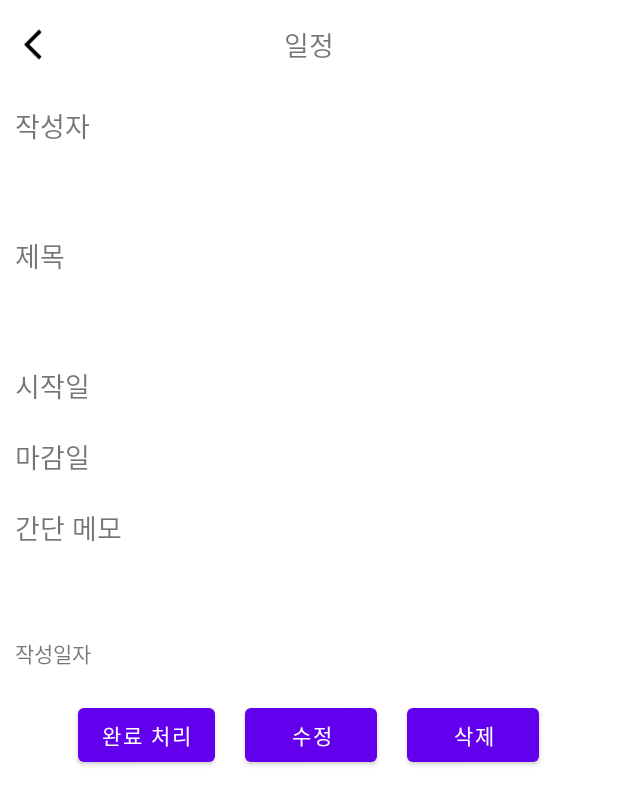
After one commit to tnalss/Ateam, an Android app: the layout fragment_schedule_info.xml on its own in the app's theme, with its tools: preview values and no code run, on a phone screen of 412 x 824 dp. The commit adds this screen. Shown: the top 805 px of the screen. Run offline under Robolectric (Android 15) with nearby library versions, the phone set to English and light mode, and no system bars.

Commit message:
일정완료처리 고민중

```diff
--- a/LastProject/app/src/main/java/com/example/lastproject/calendar/ScheduleAdapter.java
+++ b/LastProject/app/src/main/java/com/example/lastproject/calendar/ScheduleAdapter.java
@@ -14,6 +14,7 @@ import androidx.annotation.NonNull;
 import androidx.fragment.app.Fragment;
 import androidx.recyclerview.widget.RecyclerView;
 
+import com.example.conn.CommonMethod;
 import com.example.lastproject.MainActivity;
 import com.example.lastproject.R;
 
@@ -53,19 +54,19 @@ public class ScheduleAdapter extends RecyclerView.Adapter<ScheduleAdapter.ViewHo
         }
         int i = position;
         holder.ll_each_schedule.setOnClickListener(v -> {
-//            ScheduleDialog dialog = new ScheduleDialog(v.getContext(),list.get(i));
-//
-//            dialog.getWindow().setBackgroundDrawable(new ColorDrawable(Color.TRANSPARENT));
-//            dialog.show();
-//            Bundle bundle = new Bundle();
-//            bundle.putSerializable("vo",list.get(i));
-//            //이름이랑도 필요할것같은데?
-//
-//
-//            Fragment fragment = new ScheduleDetailFragment();
-//            fragment.setArguments(bundle);
-//            activity.changeFragment(new ScheduleDetailFragment());
-//
+
+            //이름이랑도 필요할것같은데?
+            new CommonMethod().setParams("sche_no",list.get(i).getSche_no()).sendPost("findName.sche",(isResult, data) -> {
+                if(isResult){
+
+                    Bundle bundle = new Bundle();
+                    bundle.putSerializable("vo",list.get(i));
+                    bundle.putString("emp_name",data);
+                    Fragment fragment = new ScheduleInfoFragment();
+                    fragment.setArguments(bundle);
+                    activity.changeFragment(fragment);
+                }
+            });
 
         });
     }
--- a/LastProject/app/src/main/java/com/example/lastproject/calendar/ScheduleDialog.java
+++ /dev/null
@@ -1,23 +0,0 @@
-package com.example.lastproject.calendar;
-
-import android.app.Dialog;
-import android.content.Context;
-import android.widget.TextView;
-
-import androidx.annotation.NonNull;
-
-import com.example.lastproject.R;
-
-public class ScheduleDialog extends Dialog {
-    TextView tv_sche_title;
-    public ScheduleDialog(@NonNull Context context, ScheduleVO vo) {
-        super(context);
-        setContentView(R.layout.item_dialog_schedule);
-
-        tv_sche_title = findViewById(R.id.tv_sche_title);
-
-        tv_sche_title.setText(vo.getSche_title());
-
-
-    }
-}
--- /dev/null
+++ b/LastProject/app/src/main/java/com/example/lastproject/calendar/ScheduleInfoFragment.java
@@ -0,0 +1,61 @@
+package com.example.lastproject.calendar;
+
+import android.os.Bundle;
+
+import androidx.fragment.app.Fragment;
+
+import android.view.LayoutInflater;
+import android.view.View;
+import android.view.ViewGroup;
+
+import com.example.lastproject.R;
+import com.example.lastproject.databinding.FragmentScheduleInfoBinding;
+
+public class ScheduleInfoFragment extends Fragment implements View.OnClickListener {
+
+    FragmentScheduleInfoBinding binding;
+    private ScheduleVO vo;
+    @Override
+    public void onResume() {
+        super.onResume();
+//        if(vo.getSche_status().equals("L0")){
+//            //완료된놈임.
+//
+//        }
+    }
+
+    @Override
+    public View onCreateView(LayoutInflater inflater, ViewGroup container,
+                             Bundle savedInstanceState) {
+        binding = FragmentScheduleInfoBinding.inflate(inflater,container,false);
+        Bundle bundle = getArguments();
+        vo = (ScheduleVO) bundle.getSerializable("vo");
+        String emp_name = bundle.getString("emp_name");
+
+        binding.tvEmpName.setText(emp_name);
+        binding.tvScheTitle.setText(vo.getSche_title());
+        binding.tvScheContent.setText(vo.getSche_content());
+        binding.tvScheRed.setText(vo.getSche_red());
+        binding.tvScheStart.setText(vo.getSche_start().substring(0,11));
+        binding.tvScheEnd.setText(vo.getSche_end().substring(0,11));
+
+        binding.btnDone.setOnClickListener(this);
+        binding.btnModify.setOnClickListener(this);
+        binding.btnDelete.setOnClickListener(this);
+
+        return binding.getRoot();
+    }
+
+    @Override
+    public void onClick(View v) {
+        if(v.getId() == R.id.btn_done){
+
+
+
+        } else if ( v.getId() == R.id.btn_delete){
+
+        } else if ( v.getId() == R.id.btn_modify){
+
+        }
+    }
+}
--- /dev/null
+++ b/LastProject/app/src/main/res/layout/fragment_schedule_info.xml
@@ -0,0 +1,160 @@
+<?xml version="1.0" encoding="utf-8"?>
+<LinearLayout xmlns:android="http://schemas.android.com/apk/res/android"
+    xmlns:tools="http://schemas.android.com/tools"
+    android:layout_width="match_parent"
+    android:layout_height="match_parent"
+    tools:context=".calendar.ScheduleInfoFragment"
+    android:orientation="vertical">
+    <RelativeLayout
+        android:layout_margin="10dp"
+        android:layout_width="match_parent"
+        android:layout_height="40dp">
+
+        <ImageView
+            android:layout_centerVertical="true"
+            android:id="@+id/iv_back"
+            android:layout_width="wrap_content"
+            android:layout_height="30dp"
+            android:src="@drawable/back" />
+
+        <TextView
+            android:layout_centerVertical="true"
+            style="@style/main_size"
+            android:layout_width="wrap_content"
+            android:layout_height="wrap_content"
+            android:layout_centerInParent="true"
+            android:layout_gravity="center"
+            android:id="@+id/tv_fragment_name"
+            android:text="일정" />
+
+    </RelativeLayout>
+
+<!--복붙-->
+    <TextView
+        android:layout_margin="10dp"
+        style="@style/main_size"
+        android:text="작성자"
+        android:layout_width="wrap_content"
+        android:layout_height="wrap_content"/>
+    <TextView
+        android:id="@+id/tv_emp_name"
+        android:layout_margin="10dp"
+        android:layout_width="match_parent"
+        android:layout_height="wrap_content"/>
+
+    <TextView
+        android:layout_margin="10dp"
+        style="@style/main_size"
+        android:text="제목"
+        android:layout_width="wrap_content"
+        android:layout_height="wrap_content"/>
+    <TextView
+        android:id="@+id/tv_sche_title"
+        android:layout_margin="10dp"
+        android:layout_width="match_parent"
+        android:layout_height="wrap_content"/>
+
+    <LinearLayout
+        android:layout_width="match_parent"
+        android:layout_height="wrap_content"
+        android:orientation="horizontal">
+        <TextView
+            android:layout_margin="10dp"
+            style="@style/main_size"
+            android:text="시작일"
+            android:layout_width="wrap_content"
+            android:layout_height="wrap_content"/>
+        <TextView
+            style="@style/main_size"
+            android:layout_marginLeft="10dp"
+            android:layout_marginTop="10dp"
+            android:layout_marginBottom="10dp"
+            android:id="@+id/tv_sche_start"
+            android:layout_weight="1"
+            android:layout_width="70dp"
+            android:layout_height="wrap_content"/>
+    </LinearLayout>
+
+    <LinearLayout
+        android:layout_width="match_parent"
+        android:layout_height="wrap_content"
+        android:orientation="horizontal">
+
+        <TextView
+            android:layout_margin="10dp"
+            style="@style/main_size"
+            android:text="마감일"
+            android:layout_width="wrap_content"
+            android:layout_height="wrap_content"/>
+        <TextView
+            style="@style/main_size"
+            android:layout_marginLeft="10dp"
+            android:layout_marginTop="10dp"
+            android:layout_marginBottom="10dp"
+            android:id="@+id/tv_sche_end"
+            android:layout_weight="1"
+            android:layout_width="70dp"
+            android:layout_height="wrap_content"/>
+    </LinearLayout>
+    <TextView
+        android:layout_margin="10dp"
+        style="@style/main_size"
+        android:text="간단 메모"
+        android:layout_width="wrap_content"
+        android:layout_height="wrap_content"/>
+    <TextView
+        android:id="@+id/tv_sche_content"
+        android:layout_margin="10dp"
+        android:layout_width="match_parent"
+        android:layout_height="wrap_content"/>
+
+    <LinearLayout
+        android:layout_width="match_parent"
+        android:layout_height="wrap_content"
+        android:orientation="horizontal">
+        <TextView
+            android:layout_margin="10dp"
+            android:text="작성일자"
+            android:layout_weight="1"
+            android:layout_width="0dp"
+            android:layout_height="wrap_content"/>
+        <TextView
+            android:layout_margin="10dp"
+            android:id="@+id/tv_sche_red"
+            android:layout_width="wrap_content"
+            android:layout_height="wrap_content"/>
+
+    </LinearLayout>
+
+
+    <LinearLayout
+        android:gravity="center"
+        android:layout_width="match_parent"
+        android:layout_height="wrap_content"
+        android:orientation="horizontal">
+
+        <Button
+            android:layout_margin="10dp"
+            android:id="@+id/btn_done"
+            android:text="완료 처리"
+            android:layout_width="wrap_content"
+            android:layout_height="wrap_content"/>
+
+        <Button
+            android:layout_margin="10dp"
+            android:id="@+id/btn_modify"
+            android:text="수정"
+            android:layout_width="wrap_content"
+            android:layout_height="wrap_content"/>
+
+        <Button
+            android:layout_margin="10dp"
+            android:id="@+id/btn_delete"
+            android:text="삭제"
+            android:layout_width="wrap_content"
+            android:layout_height="wrap_content"/>
+
+
+    </LinearLayout>
+
+</LinearLayout>
--- a/LastProject/app/src/main/res/layout/item_dialog_schedule.xml
+++ /dev/null
@@ -1,23 +0,0 @@
-<?xml version="1.0" encoding="utf-8"?>
-<LinearLayout xmlns:android="http://schemas.android.com/apk/res/android"
-    android:layout_width="280dp"
-    android:layout_height="575dp"
-    android:orientation="vertical"
-    android:layout_gravity="center"
-    android:background="@drawable/item_radius">
-
-    <LinearLayout
-        android:layout_margin="10dp"
-        android:layout_width="match_parent"
-        android:layout_height="wrap_content"
-        android:orientation="horizontal">
-
-        <TextView
-            style="@style/main_size"
-            android:text="일정 제목"
-            android:id="@+id/tv_sche_title"
-            android:layout_width="wrap_content"
-            android:layout_height="wrap_content"/>
-
-    </LinearLayout>
-</LinearLayout>
--- a/middle/src/main/java/com/and/middle/ScheController.java
+++ b/middle/src/main/java/com/and/middle/ScheController.java
@@ -78,4 +78,11 @@ public class ScheController {
 
 	}
 
+	@RequestMapping(value="/findName.sche", produces="text/html;charset=utf-8")
+	public String find_name_sche(String sche_no) {
+
+		return sql.selectOne("sche.findName",sche_no);
+
+	}
+
 }
--- a/middle/src/main/resources/sqlmap/sche-mapper.xml
+++ b/middle/src/main/resources/sqlmap/sche-mapper.xml
@@ -57,4 +57,11 @@ values(#{emp_no}, 'C1' , #{sche_title},#{sche_content}, #{sche_start}, #{sche_en
 insert into tbl_Sche (emp_no,sche_type,sche_title,sche_content,sche_Start,sche_end,sche_status)
 values(#{emp_no}, #{emp_no} , #{sche_title},#{sche_content}, #{sche_start}, #{sche_end},'L1')
 </insert>
+
+<!-- 스케줄 번호에 해당하는 사원명 찾아줌 -->
+<select id="findName" resultType="String">
+Select emp_name from tbl_Emp
+ where emp_no = (select emp_no from tbl_Sche where sche_no=#{sche_no})
+</select>
+
 </mapper>
```
Also changed, not shown: 1 other file.
